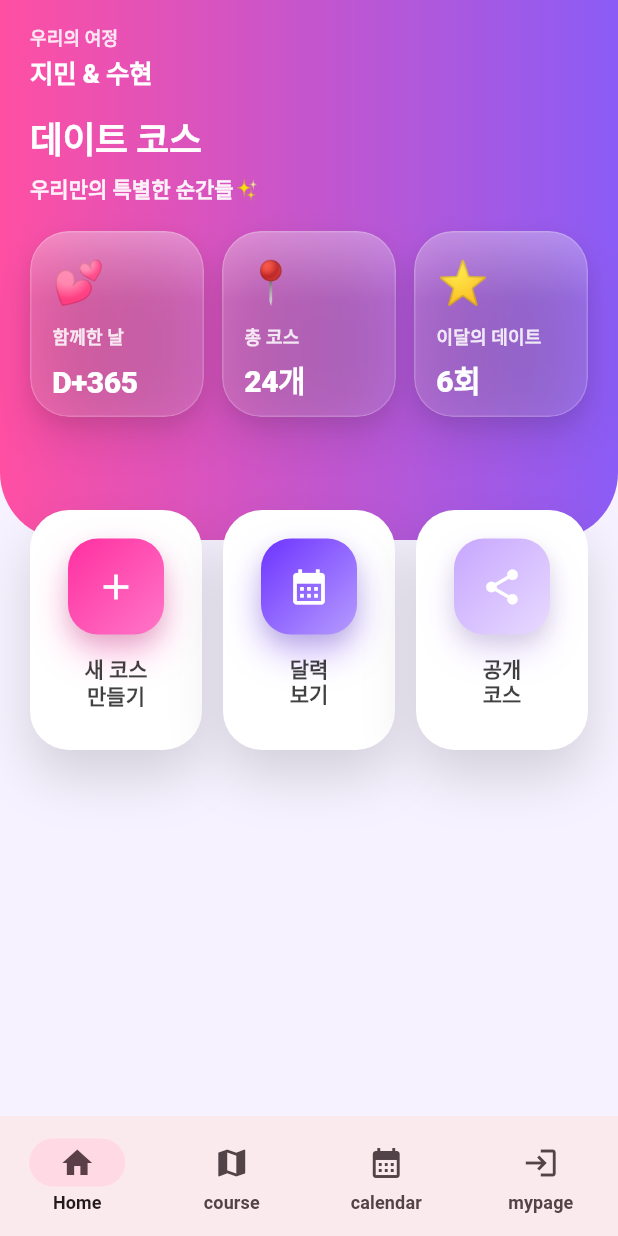
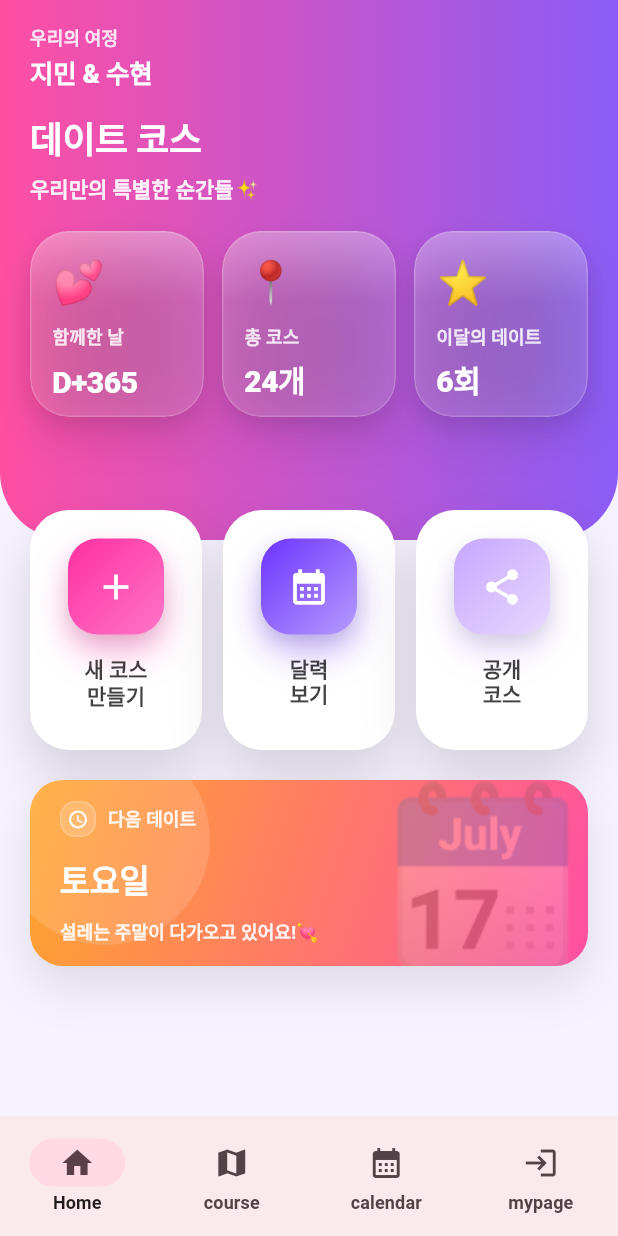
Before and after one commit to JIKYUNGHEE/Deco, a Flutter app: the screen it shows after launch, on a phone screen of 412 x 824 dp. Run offline on Flutter 3.47's test engine with Material 3 defaults, Android fonts, the light colour scheme and no system bars; our stand-ins replace firebase_core, flutter_svg, go_router; accounts and stored records are empty; generated files the repository leaves out were written again; Roboto replaces fonts that are missing (Cafe24SsurroundAir).

Commit message:
feat: 다음 데이트 ui 완성

```diff
--- a/lib/ui/core/themes/app_colors.dart
+++ b/lib/ui/core/themes/app_colors.dart
@@ -62,6 +62,6 @@ class AppColors {
   static const warmGradient = LinearGradient(
     begin: Alignment.topLeft,
     end: Alignment.bottomRight,
-    colors: [primary, accentOrange],
+    colors: [accentOrange, primary],
   );
 }
--- a/lib/ui/home/home_screen.dart
+++ b/lib/ui/home/home_screen.dart
@@ -1,3 +1,4 @@
+import 'package:deco/ui/home/widgets/components/next_date_card.dart';
 import 'package:deco/ui/home/widgets/sections/home_summary_section.dart';
 import 'package:flutter/material.dart';
 
@@ -17,8 +18,8 @@ class _HomeScreenState extends State<HomeScreen> {
         child: Column(
           children: [
             HomeSummarySection(),
-            SizedBox(height: 24,),
-
+            SizedBox(height: 78,),
+            NextDateCard(),
           ],
         ),
       ),
--- a/lib/ui/home/widgets/components/next_date_card.dart
+++ b/lib/ui/home/widgets/components/next_date_card.dart
@@ -1 +1,182 @@
+import 'dart:ui';
+
+import 'package:deco/ui/core/themes/app_colors.dart';
+import 'package:flutter/cupertino.dart';
+import 'package:flutter/material.dart';
+
 ///“다음 데이트” 요약 카드
+class NextDateCard extends StatelessWidget {
+  final String label;
+  final String dayText;
+  final String message;
+
+  const NextDateCard({
+    super.key,
+    this.label = '다음 데이트',
+    this.dayText = '토요일',
+    this.message = '설레는 주말이 다가오고 있어요!💘',
+  });
+
+  @override
+  Widget build(BuildContext context) {
+    final r = BorderRadius.circular(22);
+
+    return Padding(
+      padding: const EdgeInsets.symmetric(horizontal: 20, vertical: 12),
+      child: Container(
+        height: 124,
+        decoration: BoxDecoration(
+          borderRadius: r,
+          boxShadow: [
+            BoxShadow(
+              color: Colors.black.withValues(alpha: 0.10),
+              blurRadius: 26,
+              offset: const Offset(0, 14),
+            ),
+          ],
+        ),
+        child: ClipRRect(
+          borderRadius: r,
+          child: Stack(
+            children: [
+              Positioned.fill(
+                child: DecoratedBox(
+                  decoration: BoxDecoration(gradient: AppColors.warmGradient),
+                ),
+              ),
+              Positioned(
+                left: -20,
+                top: -30,
+                child: IgnorePointer(
+                  child: Container(
+                    width: 140,
+                    height: 140,
+                    decoration: BoxDecoration(
+                      shape: BoxShape.circle,
+                      color: Colors.white.withValues(alpha: 0.14),
+                    ),
+                  ),
+                ),
+              ),
+
+              Positioned(
+                right: 10,
+                top: 10,
+                bottom: 10,
+                child: SizedBox(
+                  width: 94,
+                  child: _CalendarSheet(),
+                ),
+              ),
+
+              Padding(
+                padding: const EdgeInsets.fromLTRB(20, 14, 110, 14),
+                child: _TextBlock(
+                  label: label,
+                  dayText: dayText,
+                  message: message,
+                ),
+              ),
+            ],
+          ),
+        ),
+      ),
+    );
+  }
+}
+
+
+class _TextBlock extends StatelessWidget {
+  final String label;
+  final String dayText;
+  final String message;
+
+  const _TextBlock({
+    required this.label,
+    required this.dayText,
+    required this.message,
+  });
+
+  @override
+  Widget build(BuildContext context) {
+    final textTheme = Theme.of(context).textTheme;
+
+    return Column(
+      crossAxisAlignment: CrossAxisAlignment.start,
+      mainAxisAlignment: MainAxisAlignment.spaceBetween,
+      children: [
+        Row(
+          children: [
+            Container(
+              width: 24,
+              height: 24,
+              decoration: BoxDecoration(
+                color: Colors.white.withValues(alpha: 0.18),
+                borderRadius: BorderRadius.circular(10),
+                border: Border.all(
+                  color: Colors.white.withValues(alpha: 0.20),
+                ),
+              ),
+              child: Icon(
+                Icons.access_time_rounded,
+                size: 14,
+                color: Colors.white.withValues(alpha: 0.92),
+              ),
+            ),
+            const SizedBox(width: 8),
+            Text(
+              label,
+              style: textTheme.labelMedium?.copyWith(
+                color: Colors.white.withValues(alpha: 0.90),
+                fontWeight: FontWeight.w700,
+              ),
+            ),
+          ],
+        ),
+        Text(
+          dayText,
+          style: textTheme.titleLarge?.copyWith(
+            color: Colors.white,
+            fontWeight: FontWeight.w900,
+            height: 1.05,
+          ),
+        ),
+        Text(
+          message,
+          style: textTheme.bodySmall?.copyWith(
+            color: Colors.white.withValues(alpha: 0.90),
+            fontWeight: FontWeight.w600,
+          ),
+          maxLines: 1,
+          overflow: TextOverflow.ellipsis,
+        ),
+      ],
+    );
+  }
+}
+
+
+class _CalendarSheet extends StatelessWidget {
+  @override
+  Widget build(BuildContext context) {
+    return Stack(
+      clipBehavior: Clip.none,
+      children: [
+        Positioned(
+          right: -10,
+          bottom: -6,
+          child: Opacity(
+            opacity: 0.20,
+            child: Text(
+              '🗓️',
+              style: const TextStyle(
+                fontSize: 114,
+                height: 1.0,
+              ),
+            ),
+          ),
+        ),
+      ],
+    );
+  }
+}
--- a/lib/ui/home/widgets/components/quick_action_card.dart
+++ b/lib/ui/home/widgets/components/quick_action_card.dart
@@ -22,15 +22,11 @@ class QuickActionCard extends StatelessWidget {
 
   @override
   Widget build(BuildContext context) {
-    print('QuickActionCard tapped: $title, selected=$selected');
     final r = BorderRadius.circular(26);
 
     return GestureDetector(
       behavior: HitTestBehavior.opaque,
-      onTap: (){
-        print('QuickActionCard tapped: $title, selected=$selected');
-        onTap?.call();
-      },
+      onTap: onTap,
       child: AnimatedContainer(
         duration: const Duration(milliseconds: 180),
         curve: Curves.easeOut,
```
Also changed, not shown: lib/ui/home/widgets/sections/home_next_date_section.dart (deleted).
